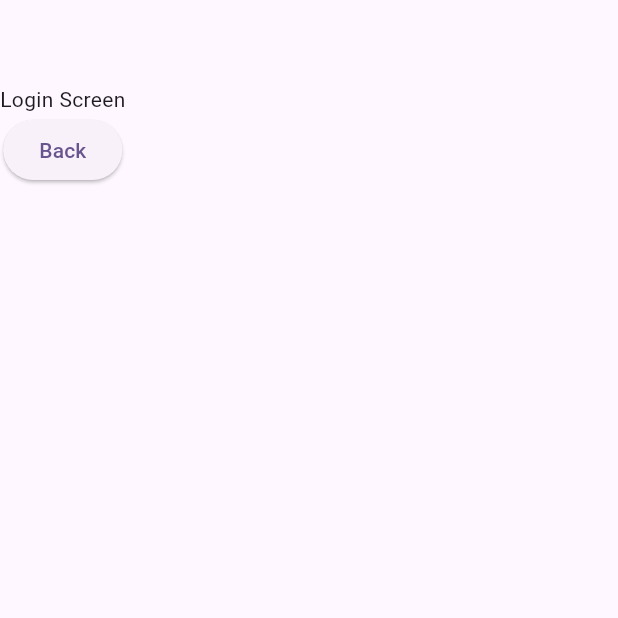
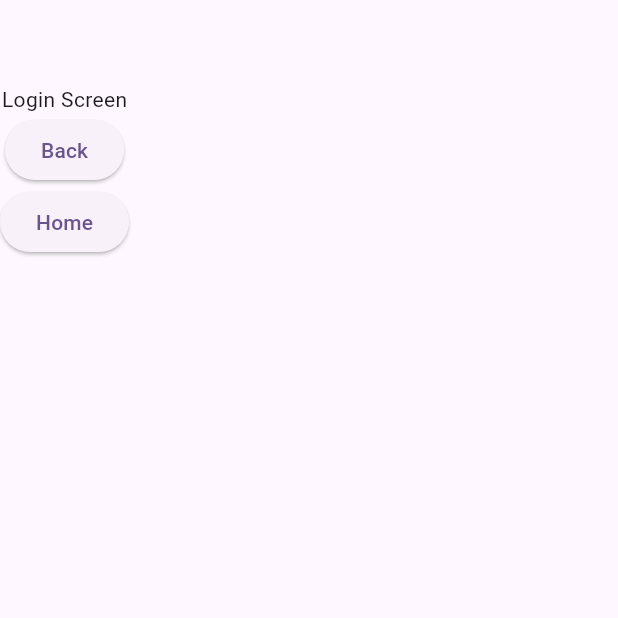
Before and after one commit to ZEYAD-DEVELOP/GithubStatging, a Flutter app: the screen it shows after launch, on a phone screen of 412 x 824 dp, the top half of it. Run offline on Flutter 3.47's test engine with Material 3 defaults, Android fonts, the phone set to English and light mode, and no system bars.

Commit message:
ok button

```diff
--- a/lib/login/login.dart
+++ b/lib/login/login.dart
@@ -16,6 +16,12 @@ class LoginScreen extends StatelessWidget {
             },
             child: const Text('Back'),
           ),
+          ElevatedButton(
+            onPressed: () {
+              Navigator.of(context).pushNamed('/home');
+            },
+            child: const Text('Home'),
+          ),
         ],
       ),
     );
```
